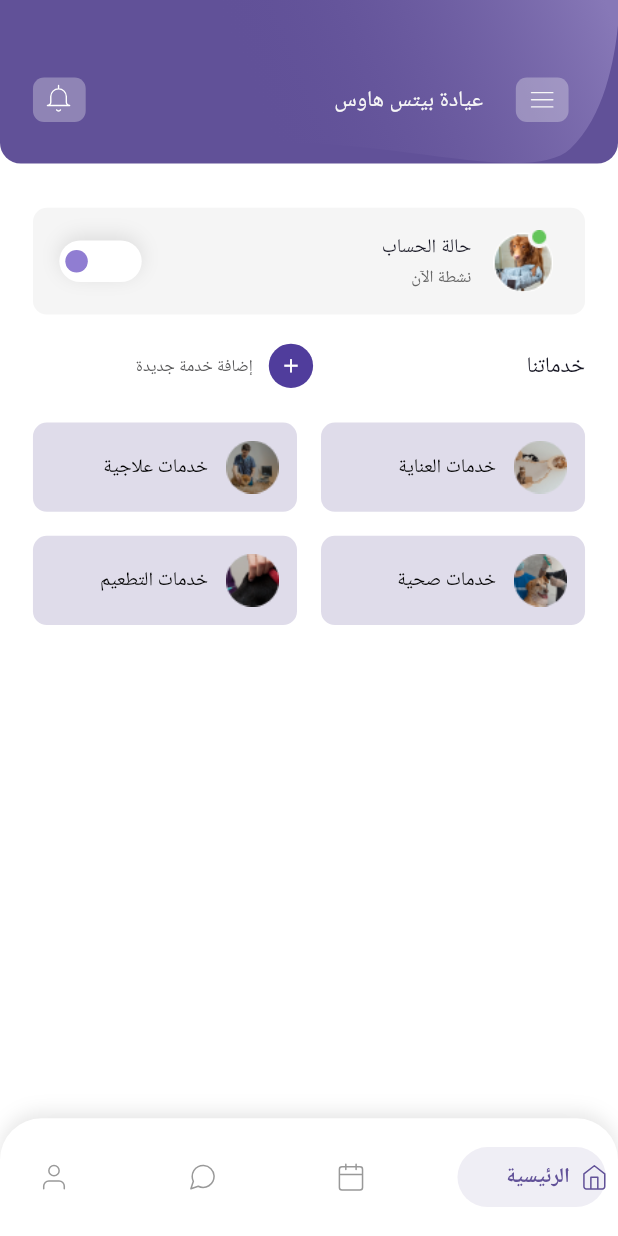
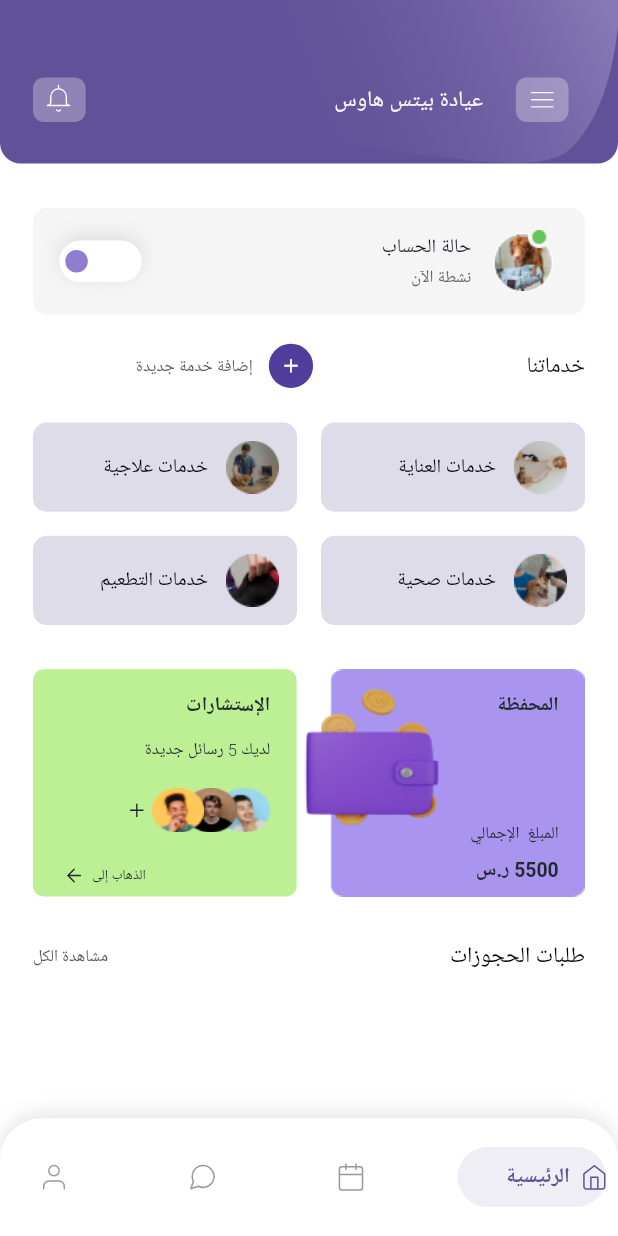
Before and after one commit to MostafaBastawy/Task_Badr, a Flutter app: the screen it shows after launch, on a phone screen of 412 x 824 dp. Run offline on Flutter 3.47's test engine with Material 2 defaults, Android fonts, the light colour scheme and no system bars; drawn by our look-alikes of flutter_switch, salomon_bottom_bar; our stand-ins replace easy_localization, flutter_bloc, flutter_screenutil, flutter_svg; generated files the repository leaves out were written again; Roboto replaces fonts that are missing (Alexandria).

Commit message:
home screen services finished

```diff
--- a/lib/modules/home_screen/home_screen.dart
+++ b/lib/modules/home_screen/home_screen.dart
@@ -4,6 +4,9 @@ import 'package:task_badr/modules/home_screen/widgets/account_status.dart';
 import 'package:task_badr/modules/home_screen/widgets/add_new_service.dart';
 import 'package:task_badr/modules/home_screen/widgets/home_app_bar.dart';
 import 'package:task_badr/modules/home_screen/widgets/our_services.dart';
+import 'package:task_badr/modules/home_screen/widgets/reservations.dart';
+import 'package:task_badr/modules/home_screen/widgets/revisions_widget.dart';
+import 'package:task_badr/modules/home_screen/widgets/wallet_widget.dart';
 
 class HomeScreen extends StatelessWidget {
   const HomeScreen({Key? key}) : super(key: key);
@@ -14,7 +17,8 @@ class HomeScreen extends StatelessWidget {
       children: [
         const HomeAppBar(),
         SizedBox(height: 32.h),
-        SingleChildScrollView(
+        Expanded(
+          child: SingleChildScrollView(
             child: Padding(
               padding: EdgeInsets.symmetric(horizontal: 20.w),
               child: Column(
@@ -25,7 +29,22 @@ class HomeScreen extends StatelessWidget {
                   SizedBox(height: 25.h),
                   const OurServices(),
                   SizedBox(height: 32.h),
+                  Stack(
+                    children: const [
+                      Align(
+                        alignment: AlignmentDirectional.topEnd,
+                        child: RevisionsWidget(),
+                      ),
+                      Align(
+                        alignment: AlignmentDirectional.topStart,
+                        child: WalletWidget(),
+                      ),
                     ],
+                  ),
+                  SizedBox(height: 32.h),
+                  const Reservations(),
+                ],
+              ),
             ),
           ),
         ),
--- /dev/null
+++ b/lib/modules/home_screen/widgets/reservations.dart
@@ -0,0 +1,49 @@
+import 'package:flutter/material.dart';
+import 'package:flutter_screenutil/flutter_screenutil.dart';
+import 'package:task_badr/utilis/styles/colors_manager.dart';
+
+class Reservations extends StatelessWidget {
+  const Reservations({Key? key}) : super(key: key);
+
+  @override
+  Widget build(BuildContext context) {
+    return Column(
+      children: [
+        Row(
+          mainAxisAlignment: MainAxisAlignment.spaceBetween,
+          crossAxisAlignment: CrossAxisAlignment.center,
+          children: [
+            Text(
+              'طلبات الحجوزات',
+              style: TextStyle(
+                color: ColorsManager.f000000,
+                fontSize: 16.sp,
+                fontWeight: FontWeight.w400,
+              ),
+            ),
+            Text(
+              'مشاهدة الكل',
+              style: TextStyle(
+                color: ColorsManager.f555556,
+                fontSize: 12.sp,
+                fontWeight: FontWeight.w300,
+              ),
+            ),
+          ],
+        ),
+        SizedBox(height: 28.h),
+        SizedBox(
+          height: 182.h,
+          child: ListView.separated(
+            scrollDirection: Axis.horizontal,
+            shrinkWrap: true,
+            itemBuilder: (BuildContext context, int index) => Container(),
+            separatorBuilder: (BuildContext context, int index) =>
+                SizedBox(width: 16.w),
+            itemCount: 10,
+          ),
+        ),
+      ],
+    );
+  }
+}
--- /dev/null
+++ b/lib/modules/home_screen/widgets/revisions_widget.dart
@@ -0,0 +1,103 @@
+import 'package:flutter/material.dart';
+import 'package:flutter_screenutil/flutter_screenutil.dart';
+import 'package:flutter_svg/flutter_svg.dart';
+import 'package:task_badr/utilis/styles/colors_manager.dart';
+
+class RevisionsWidget extends StatelessWidget {
+  const RevisionsWidget({Key? key}) : super(key: key);
+
+  @override
+  Widget build(BuildContext context) {
+    return Container(
+      padding: EdgeInsets.symmetric(horizontal: 16.w),
+      width: 160.w,
+      height: 164.h,
+      decoration: BoxDecoration(
+          color: ColorsManager.fBDEF95,
+          borderRadius: BorderRadius.circular(8.r)),
+      child: Column(
+        crossAxisAlignment: CrossAxisAlignment.start,
+        children: [
+          SizedBox(height: 16.h),
+          Text(
+            'الإستشارات',
+            style: TextStyle(
+              color: ColorsManager.f202A2E,
+              fontSize: 14.sp,
+              fontWeight: FontWeight.w700,
+            ),
+          ),
+          SizedBox(height: 14.h),
+          Text(
+            'لديك 5 رسائل جديدة',
+            style: TextStyle(
+              color: ColorsManager.f202A2E,
+              fontSize: 12.sp,
+              fontWeight: FontWeight.w300,
+            ),
+          ),
+          SizedBox(height: 20.h),
+          Row(
+            crossAxisAlignment: CrossAxisAlignment.center,
+            children: [
+              Stack(
+                children: [
+                  Image.asset(
+                    'assets/images/home_screen/profile1.png',
+                    width: 32.w,
+                    height: 32.h,
+                    fit: BoxFit.fill,
+                  ),
+                  Padding(
+                    padding: EdgeInsetsDirectional.only(start: 20.w),
+                    child: Image.asset(
+                      'assets/images/home_screen/profile2.png',
+                      width: 32.w,
+                      height: 32.h,
+                      fit: BoxFit.fill,
+                    ),
+                  ),
+                  Padding(
+                    padding: EdgeInsetsDirectional.only(start: 40.w),
+                    child: Image.asset(
+                      'assets/images/home_screen/profile3.png',
+                      width: 32.w,
+                      height: 32.h,
+                      fit: BoxFit.fill,
+                    ),
+                  ),
+                ],
+              ),
+              SvgPicture.asset(
+                'assets/images/home_screen/plus.svg',
+                width: 18.w,
+                height: 18.h,
+              ),
+            ],
+          ),
+          SizedBox(height: 22.h),
+          Row(
+            mainAxisAlignment: MainAxisAlignment.end,
+            crossAxisAlignment: CrossAxisAlignment.center,
+            children: [
+              Text(
+                'الذهاب إلى',
+                style: TextStyle(
+                  color: ColorsManager.f202A2E,
+                  fontSize: 10.sp,
+                  fontWeight: FontWeight.w300,
+                ),
+              ),
+              SizedBox(width: 2.w),
+              SvgPicture.asset(
+                'assets/images/home_screen/arrow left.svg',
+                width: 18.w,
+                height: 18.h,
+              ),
+            ],
+          ),
+        ],
+      ),
+    );
+  }
+}
--- /dev/null
+++ b/lib/modules/home_screen/widgets/wallet_widget.dart
@@ -0,0 +1,56 @@
+import 'package:flutter/material.dart';
+import 'package:flutter_screenutil/flutter_screenutil.dart';
+import 'package:task_badr/utilis/styles/colors_manager.dart';
+
+class WalletWidget extends StatelessWidget {
+  const WalletWidget({Key? key}) : super(key: key);
+
+  @override
+  Widget build(BuildContext context) {
+    return Stack(
+      children: [
+        Image.asset(
+          'assets/images/home_screen/wallet.png',
+          height: 164.h,
+          width: 184.w,
+          fit: BoxFit.fill,
+        ),
+        Padding(
+          padding: EdgeInsets.symmetric(horizontal: 16.w),
+          child: Column(
+            crossAxisAlignment: CrossAxisAlignment.start,
+            children: [
+              SizedBox(height: 16.h),
+              Text(
+                'المحفظة',
+                style: TextStyle(
+                  color: ColorsManager.f202A2E,
+                  fontSize: 14.sp,
+                  fontWeight: FontWeight.w700,
+                ),
+              ),
+              SizedBox(height: 75.h),
+              Text(
+                'المبلغ  الإجمالي',
+                style: TextStyle(
+                  color: ColorsManager.f202A2E,
+                  fontSize: 12.sp,
+                  fontWeight: FontWeight.w300,
+                ),
+              ),
+              SizedBox(height: 8.h),
+              Text(
+                '5500 ر.س',
+                style: TextStyle(
+                  color: ColorsManager.f202A2E,
+                  fontSize: 14.sp,
+                  fontWeight: FontWeight.w700,
+                ),
+              ),
+            ],
+          ),
+        ),
+      ],
+    );
+  }
+}
--- a/lib/utilis/styles/colors_manager.dart
+++ b/lib/utilis/styles/colors_manager.dart
@@ -13,4 +13,7 @@ class ColorsManager {
   static const Color f503D9C = Color(0xFF503D9C);
   static const Color f555556 = Color(0xFF555556);
   static const Color fDFDCEA = Color(0xFFDFDCEA);
+  static const Color fA995EF = Color(0xFFA995EF);
+  static const Color f202A2E = Color(0xFF202A2E);
+  static const Color fBDEF95 = Color(0xFFBDEF95);
 }
```
Also changed, not shown: assets/images/home_screen/arrow left.svg (added), assets/images/home_screen/plus.svg (added), assets/images/home_screen/profile1.png (added), assets/images/home_screen/profile2.png (added), assets/images/home_screen/profile3.png (added), assets/images/home_screen/wallet.png (added). Lines whose indentation alone changed are shown as unchanged.
